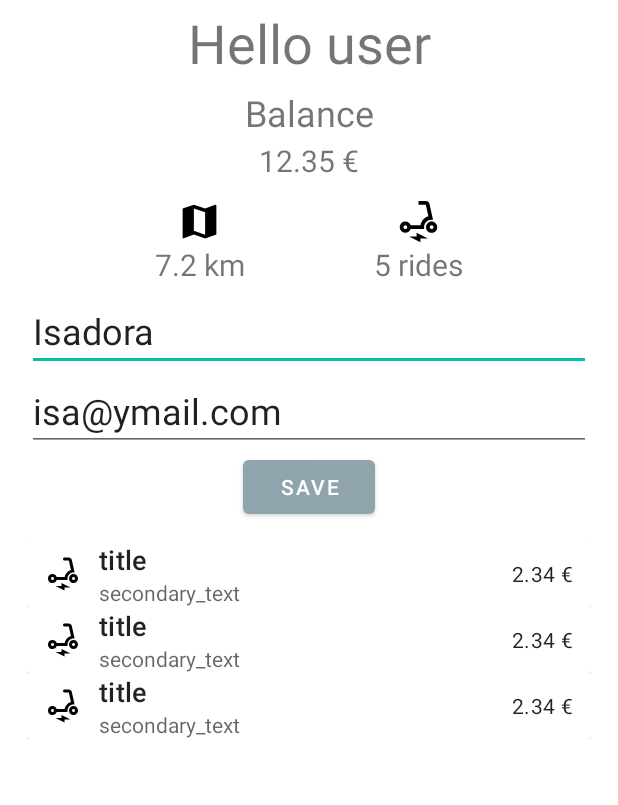
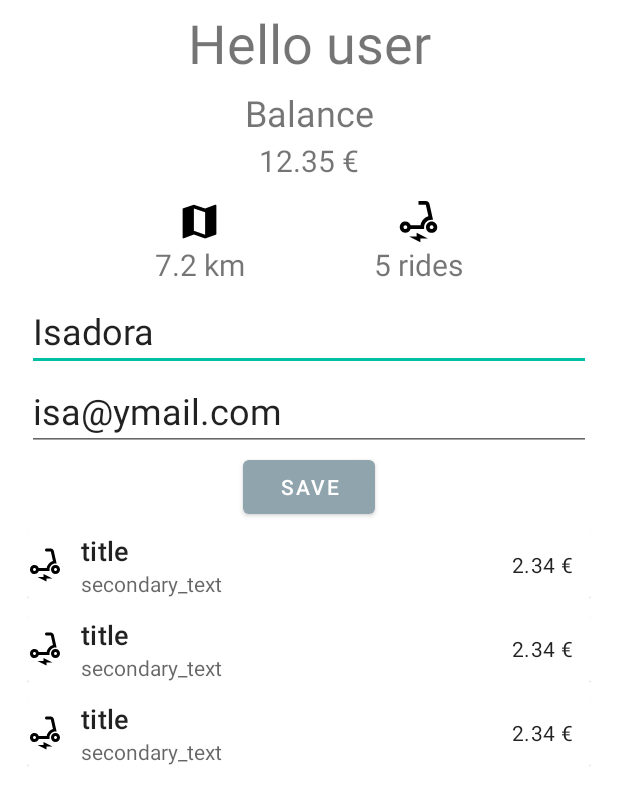
Before and after one commit to flisadora/icm-android-91322, an Android app: the layout activity_user_details.xml on its own in the app's theme, with its tools: preview values and no code run, on a phone screen of 412 x 824 dp. Shown: the top 805 px of the screen. Run offline under Robolectric (Android 15) with nearby library versions, the phone set to English and light mode, and no system bars.

Commit message:
RecyclerView Adapter implemented

```diff
--- a/project/app/src/main/AndroidManifest.xml
+++ b/project/app/src/main/AndroidManifest.xml
@@ -16,10 +16,10 @@
         android:theme="@style/Theme.TrotiNet"
         tools:targetApi="31">
         <activity
-            android:name=".ui.MainActivity"
+            android:name=".ui.activity.MainActivity"
             android:exported="true" />
         <activity
-            android:name=".ui.UserDetails"
+            android:name=".ui.activity.UserDetails"
             android:exported="true">
             <intent-filter>
                 <action android:name="android.intent.action.MAIN" />
--- a/project/app/src/main/java/deti/icm/trotinet/ui/MainActivity.kt
+++ b/project/app/src/main/java/deti/icm/trotinet/ui/activity/MainActivity.kt
@@ -1,4 +1,4 @@
-package deti.icm.trotinet.ui
+package deti.icm.trotinet.ui.activity
 
 import android.app.KeyguardManager
 import android.content.Context
@@ -17,7 +17,6 @@ import androidx.annotation.RequiresApi
 import androidx.core.app.ActivityCompat
 import deti.icm.trotinet.R
 import deti.icm.trotinet.database.AppDatabase
-import deti.icm.trotinet.model.User
 
 class MainActivity : AppCompatActivity() {
 
--- a/project/app/src/main/res/layout/activity_main.xml
+++ b/project/app/src/main/res/layout/activity_main.xml
@@ -4,7 +4,7 @@
     xmlns:tools="http://schemas.android.com/tools"
     android:layout_width="match_parent"
     android:layout_height="match_parent"
-    tools:context=".ui.MainActivity">
+    tools:context=".ui.activity.MainActivity">
 
     <Button
         android:id="@+id/auth_button"
--- a/project/app/src/main/res/layout/activity_user_details.xml
+++ b/project/app/src/main/res/layout/activity_user_details.xml
@@ -6,7 +6,7 @@
     android:layout_height="match_parent"
     android:layout_marginLeft="18dp"
     android:layout_marginRight="18dp"
-    tools:context=".ui.UserDetails">
+    tools:context=".ui.activity.UserDetails">
 
     <TextView
         android:id="@+id/user_details_greetings"
@@ -104,20 +104,16 @@
         app:layout_constraintStart_toStartOf="parent"
         app:layout_constraintTop_toBottomOf="@id/user_details_email" />
 
-
     <androidx.recyclerview.widget.RecyclerView
-        android:id="@+id/recycleview"
+        android:id="@+id/recyclerView"
         android:layout_width="wrap_content"
         android:layout_height="wrap_content"
-        android:layout_marginTop="12dp"
         tools:listitem="@layout/ride_item"
         app:layout_constraintEnd_toEndOf="parent"
         app:layout_constraintStart_toStartOf="parent"
         app:layout_constraintTop_toBottomOf="@id/user_details_save"
+        app:layoutManager="androidx.recyclerview.widget.LinearLayoutManager"
         tools:ignore="MissingConstraints">
     </androidx.recyclerview.widget.RecyclerView>
 
-
-
-
 </androidx.constraintlayout.widget.ConstraintLayout>
--- a/project/app/src/main/res/layout/ride_item.xml
+++ b/project/app/src/main/res/layout/ride_item.xml
@@ -1,10 +1,10 @@
 <?xml version="1.0" encoding="utf-8"?>
 <androidx.constraintlayout.widget.ConstraintLayout xmlns:android="http://schemas.android.com/apk/res/android"
     android:layout_width="match_parent"
-    android:layout_height="wrap_content "
+    android:layout_height="wrap_content"
+    android:layout_marginVertical="6dp"
     xmlns:app="http://schemas.android.com/apk/res-auto"
     xmlns:tools="http://schemas.android.com/tools">
-
 
     <androidx.cardview.widget.CardView
         android:layout_width="match_parent"
@@ -20,10 +20,10 @@
             tools:ignore="MissingConstraints">
 
             <ImageView
-                android:id="@+id/user_details_ride_icon"
+                android:id="@+id/ride_icon"
                 android:layout_width="24dp"
                 android:layout_height="24dp"
-                android:layout_marginHorizontal="12dp"
+                android:layout_marginRight="12dp"
                 app:srcCompat="@drawable/ic_round_electric_scooter_24"
                 android:outlineSpotShadowColor="@color/bluegray_light"
                 android:outlineAmbientShadowColor="@color/bluegray_light"
@@ -32,17 +32,17 @@
                 tools:ignore="MissingConstraints" />
 
             <androidx.appcompat.widget.LinearLayoutCompat
-                android:id="@+id/user_details_card_vertical_items"
+                android:id="@+id/card_vertical_items"
                 android:layout_width="wrap_content"
                 android:layout_height="wrap_content"
                 android:layout_centerInParent="true"
-                android:layout_toStartOf="@id/user_details_ride_cost"
-                android:layout_toEndOf="@id/user_details_ride_icon"
+                android:layout_toStartOf="@id/ride_cost"
+                android:layout_toEndOf="@id/ride_icon"
                 android:orientation="vertical"
                 tools:ignore="MissingConstraints">
 
                 <TextView
-                    android:id="@+id/user_details_ride_route"
+                    android:id="@+id/ride_route"
                     android:layout_width="wrap_content"
                     android:layout_height="wrap_content"
                     android:maxLines="1"
@@ -52,7 +52,7 @@
                     tools:ignore="MissingConstraints" />
 
                 <TextView
-                    android:id="@+id/user_details_ride_date"
+                    android:id="@+id/ride_date"
                     android:layout_width="wrap_content"
                     android:layout_height="wrap_content"
                     android:text="secondary_text"
@@ -60,7 +60,7 @@
             </androidx.appcompat.widget.LinearLayoutCompat>
 
             <TextView
-                android:id="@+id/user_details_ride_cost"
+                android:id="@+id/ride_cost"
                 android:layout_width="wrap_content"
                 android:layout_height="wrap_content"
                 android:layout_marginHorizontal="12dp"
```
Also changed, not shown: project/app/src/main/java/deti/icm/trotinet/ui/activity/UserDetails.kt (renamed from project/app/src/main/java/deti/icm/trotinet/ui/UserDetails.kt, +6 -11 lines), project/app/src/main/java/deti/icm/trotinet/ui/recyclerview/adapter/ListRidesAdapter.kt (added, +43 -0 lines).
